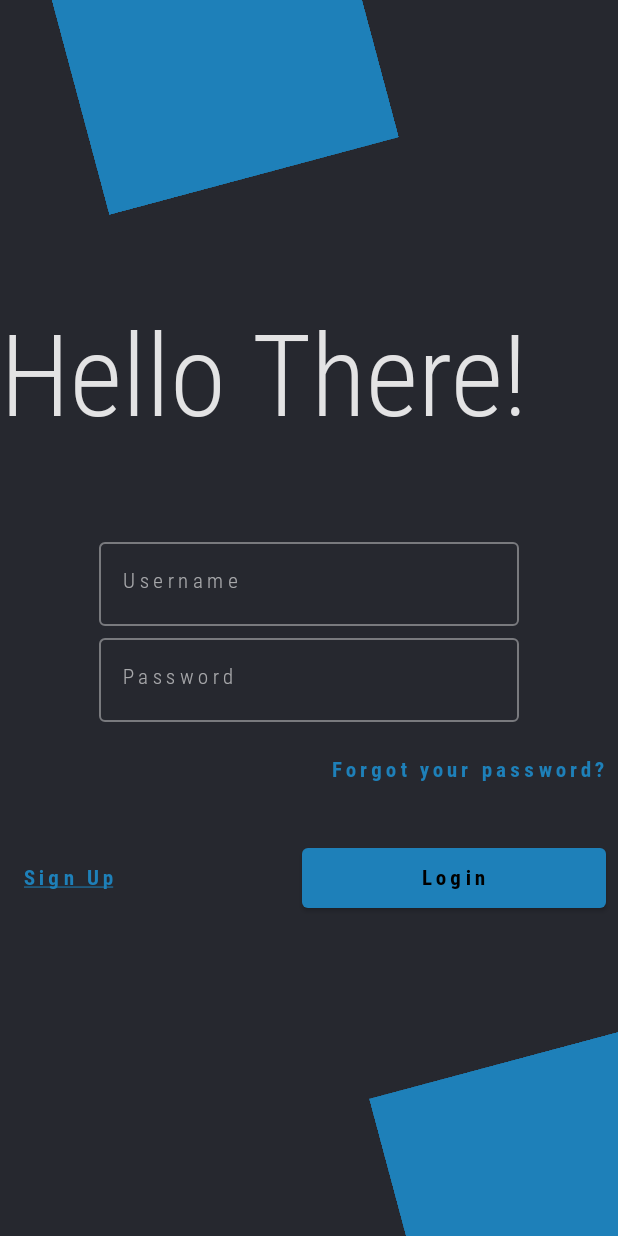
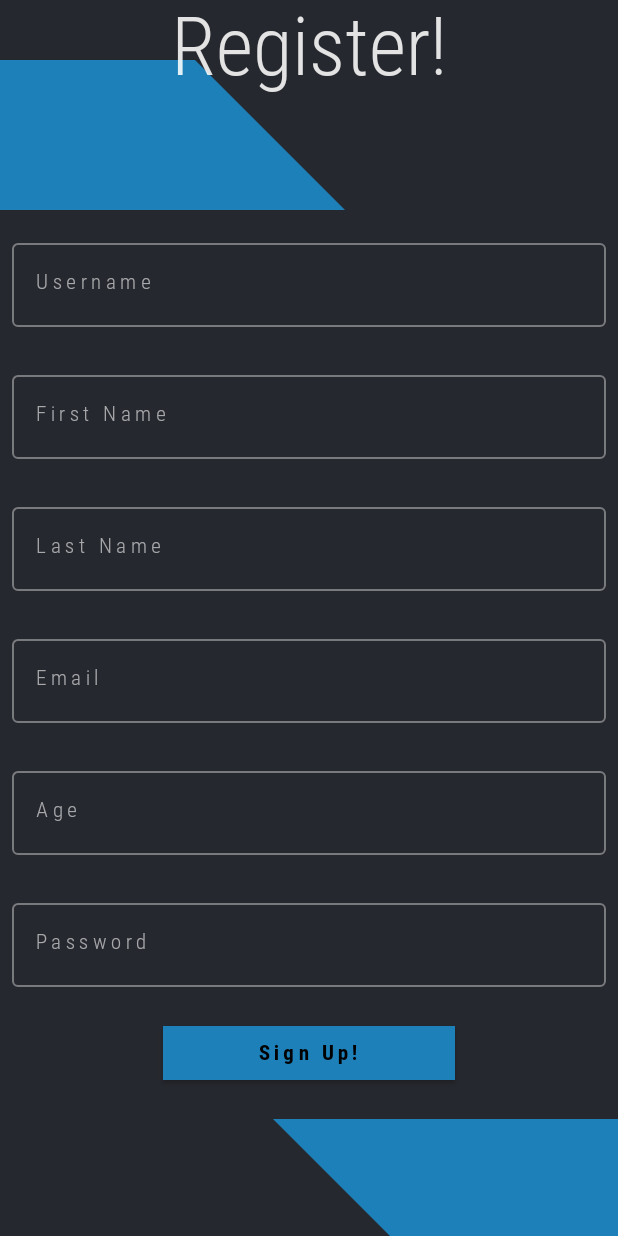
Before and after one commit to p0ppy-fl0w3r/hydro-bro, an Android app built with Jetpack Compose: the screen it shows after launch (MainActivity), after a tap on "Sign Up", on a phone screen of 412 x 824 dp. Run offline under Robolectric (Android 15) with nearby library versions, the phone set to English and light mode, and no system bars; our stand-ins replace Dagger/Hilt's generated code, Room's generated code, livedata-compose.

Commit message:
Create sign up screen.

```diff
--- a/app/src/main/java/com/fl0w3r/hydro/MainActivity.kt
+++ b/app/src/main/java/com/fl0w3r/hydro/MainActivity.kt
@@ -37,8 +37,8 @@ fun HydroApp() {
     HydroTheme {
         Scaffold(
             bottomBar = {
-                // Only show the top bar if you're not in login screen.
-                if (currentRoute != "login") {
+                // Only show the bottom bar if you're not in login or sign up screens.
+                if (currentRoute != "login" && currentRoute != "sign_up") {
                     val currentScreen = HydroScreen.fromRoute(currentRoute)
                     HydroTabRow(
                         allScreens = HydroScreen.values().toList(), onTabSelected = {
--- a/app/src/main/java/com/fl0w3r/hydro/navigation/HydroNavHost.kt
+++ b/app/src/main/java/com/fl0w3r/hydro/navigation/HydroNavHost.kt
@@ -13,6 +13,8 @@ import com.fl0w3r.core.hydro.ui.alarm.info.AlarmInfoScreen
 import com.fl0w3r.core.hydro.ui.overview.OverviewScreen
 import com.fl0w3r.core.hydro.ui.profile.ProfileScreen
 import com.fl0w3r.user.ui.login.LoginScreen
+import com.fl0w3r.user.ui.signup.SignUpPreview
+import com.fl0w3r.user.ui.signup.SignupScreen
 
 
 @Composable
@@ -25,12 +27,18 @@ fun HydroNavHost(
     ) {
         composable("login") {
             LoginScreen(onLoginUser = {
-
                 navController.navigate(HydroScreen.Overview.name) {
                     // Prevent navigating back to login screen if the user presses back button.
                     popUpTo(0)
                 }
-
+            },
+                onSignupClicked = {
+                    navController.navigate("sign_up")
+                })
+        }
+        composable("sign_up") {
+            SignupScreen(onSignupComplete = {
+                navController.navigate("login")
             })
         }
 
--- a/network/src/main/java/com/fl0w3r/network/ApiService.kt
+++ b/network/src/main/java/com/fl0w3r/network/ApiService.kt
@@ -1,6 +1,7 @@
 package com.fl0w3r.network
 
 import com.fl0w3r.model.LoginModel
+import com.fl0w3r.model.RegisterModel
 import com.fl0w3r.model.UserResponse
 import com.squareup.moshi.Moshi
 import com.squareup.moshi.kotlin.reflect.KotlinJsonAdapterFactory
@@ -12,7 +13,7 @@ import retrofit2.http.GET
 import retrofit2.http.Header
 import retrofit2.http.POST
 
-private const val BASE_URL = "http://192.168.1.64:5009/"
+private const val BASE_URL = "https://hydro.azurewebsites.net/"
 
 private val moshi = Moshi.Builder().add(KotlinJsonAdapterFactory()).build()
 
@@ -24,6 +25,9 @@ interface HydroApiService {
     @POST("api/Auth/login")
     suspend fun loginUser(@Body loginModel: LoginModel): UserResponse
 
+    @POST("api/Auth/register")
+    suspend fun registerUser(@Body loginModel: RegisterModel): UserResponse
+
     @GET("api/Auth/verify")
     suspend fun isTokenValid(@Header("Authorization") token: String): Boolean
 
--- a/user/src/main/java/com/fl0w3r/user/ui/login/LoginScreen.kt
+++ b/user/src/main/java/com/fl0w3r/user/ui/login/LoginScreen.kt
@@ -49,7 +49,8 @@ import com.fl0w3r.user.ui.login.state.TokenValid
 fun LoginScreen(
     modifier: Modifier = Modifier,
     viewModel: LoginViewModel = hiltViewModel(),
-    onLoginUser: () -> Unit
+    onLoginUser: () -> Unit,
+    onSignupClicked: () -> Unit
 ) {
 
     val tokenState by viewModel.tokenState.observeAsState(
@@ -75,7 +76,9 @@ fun LoginScreen(
         LoginBody(modifier = modifier, onLoginClick = {
             viewModel.resetErrorMessage(tokenState)
             viewModel.authenticateUser(it)
-        }, errorMessage = tokenState.errorMessage)
+        }, errorMessage = tokenState.errorMessage, onSignupClicked = {
+            onSignupClicked()
+        })
     }
 }
 
@@ -83,6 +86,7 @@ fun LoginScreen(
 fun LoginBody(
     modifier: Modifier = Modifier,
     onLoginClick: (LoginModel) -> Unit,
+    onSignupClicked: () -> Unit,
     errorMessage: String,
 ) {
     Column(modifier.fillMaxSize(), verticalArrangement = Arrangement.SpaceBetween) {
@@ -91,7 +95,7 @@ fun LoginBody(
         Text(text = "Hello There!", style = MaterialTheme.typography.h1)
         InputSection(onLoginClick = {
             onLoginClick(it)
-        }, errorMessage = errorMessage)
+        }, errorMessage = errorMessage, onSignupClicked = { onSignupClicked() })
 
         Column(
             modifier = Modifier.fillMaxWidth(),
@@ -127,6 +131,7 @@ fun DecorationBox(modifier: Modifier = Modifier, isEnd: Boolean = false) {
 fun InputSection(
     modifier: Modifier = Modifier,
     onLoginClick: (LoginModel) -> Unit,
+    onSignupClicked: () -> Unit,
     errorMessage: String,
 ) {
 
@@ -201,7 +206,7 @@ fun InputSection(
                 .padding(8.dp)
                 .fillMaxWidth(), horizontalArrangement = Arrangement.SpaceBetween
         ) {
-            TextButton(onClick = { /*TODO*/ }) {
+            TextButton(onClick = { onSignupClicked() }) {
                 Text(text = "Sign Up", textDecoration = TextDecoration.Underline)
             }
 
@@ -238,7 +243,7 @@ fun LoginScreenPreview() {
 
     HydroTheme {
         Surface() {
-            LoginBody(onLoginClick = {}, errorMessage = "Apples")
+            LoginBody(onLoginClick = {}, errorMessage = "Apples", onSignupClicked = {})
         }
     }
 
--- /dev/null
+++ b/user/src/main/java/com/fl0w3r/user/ui/signup/SignupScreen.kt
@@ -0,0 +1,289 @@
+package com.fl0w3r.user.ui.signup
+
+import androidx.compose.foundation.background
+import androidx.compose.foundation.layout.Arrangement
+import androidx.compose.foundation.layout.Box
+import androidx.compose.foundation.layout.Column
+import androidx.compose.foundation.layout.Row
+import androidx.compose.foundation.layout.Spacer
+import androidx.compose.foundation.layout.fillMaxSize
+import androidx.compose.foundation.layout.fillMaxWidth
+import androidx.compose.foundation.layout.height
+import androidx.compose.foundation.layout.offset
+import androidx.compose.foundation.layout.padding
+import androidx.compose.foundation.layout.size
+import androidx.compose.foundation.shape.CutCornerShape
+import androidx.compose.foundation.text.KeyboardOptions
+import androidx.compose.material.Button
+import androidx.compose.material.MaterialTheme
+import androidx.compose.material.OutlinedTextField
+import androidx.compose.material.Surface
+import androidx.compose.material.Text
+import androidx.compose.runtime.Composable
+import androidx.compose.runtime.getValue
+import androidx.compose.runtime.livedata.observeAsState
+import androidx.compose.ui.Modifier
+import androidx.compose.ui.draw.clip
+import androidx.compose.ui.graphics.RectangleShape
+import androidx.compose.ui.text.font.FontStyle
+import androidx.compose.ui.text.input.KeyboardType
+import androidx.compose.ui.tooling.preview.Preview
+import androidx.compose.ui.unit.dp
+import androidx.compose.ui.unit.sp
+import androidx.lifecycle.viewmodel.compose.viewModel
+import com.fl0w3r.core.ui.theme.HydroTheme
+import com.fl0w3r.user.ui.signup.state.SignupErrorState
+import com.fl0w3r.user.ui.signup.state.SignupState
+
+@Composable
+fun SignupScreen(
+    onSignupComplete: () -> Unit,
+    modifier: Modifier = Modifier,
+    signupViewModel: SignupViewModel = viewModel()
+) {
+
+    val signupState by signupViewModel.signupState.observeAsState(initial = SignupState())
+    val signupErrorState by signupViewModel.signupErrorState.observeAsState(initial = SignupErrorState())
+
+    SignupBody(
+        modifier = modifier,
+        signupState = signupState,
+        signupErrorState = signupErrorState,
+        onSignupClicked = {},
+        onStateChange = {
+            signupViewModel.onStateChange(it)
+        })
+}
+
+@Composable
+fun SignupBody(
+    signupState: SignupState,
+    signupErrorState: SignupErrorState,
+    onStateChange: (SignupState) -> Unit,
+    onSignupClicked: (SignupState) -> Unit,
+    modifier: Modifier = Modifier
+) {
+    Column(modifier.fillMaxSize(), verticalArrangement = Arrangement.SpaceBetween) {
+        Box {
+            DecorationBox()
+
+            Row(modifier = Modifier.fillMaxWidth(), horizontalArrangement = Arrangement.Center) {
+                Text(text = "Register!", style = MaterialTheme.typography.h1.copy(fontSize = 54.sp))
+            }
+        }
+
+        Spacer(modifier = Modifier.height(50.dp))
+
+        SignupForm(onSignupClicked = {
+            onSignupClicked(it)
+        }, signupState = signupState, signupErrorState = signupErrorState, onStateChange = {
+            onStateChange(it)
+        })
+
+        Spacer(modifier = Modifier.height(20.dp))
+
+
+
+        Row(modifier = Modifier.fillMaxWidth(), horizontalArrangement = Arrangement.End) {
+            DecorationBox(isEnd = true)
+        }
+    }
+}
+
+@Composable
+fun SignupForm(
+    signupState: SignupState,
+    signupErrorState: SignupErrorState,
+    onStateChange: (SignupState) -> Unit,
+    onSignupClicked: (SignupState) -> Unit,
+    modifier: Modifier = Modifier
+) {
+    Column(modifier = modifier.fillMaxWidth()) {
+        InputField(
+            value = signupState.username,
+            onValueChange = {
+                onStateChange(
+                    signupState.copy(
+                        username = it
+                    )
+                )
+            },
+            label = "Username",
+            placeholder = "Enter a username...",
+            error = signupErrorState.usernameError
+        )
+        InputField(
+            value = signupState.firstName,
+            onValueChange = {
+                onStateChange(
+                    signupState.copy(
+                        firstName = it
+                    )
+                )
+            },
+            label = "First Name",
+            placeholder = "Enter your first name...",
+            error = signupErrorState.firstNameError
+        )
+
+        InputField(
+            value = signupState.lastName,
+            onValueChange = {
+                onStateChange(
+                    signupState.copy(
+                        lastName = it
+                    )
+                )
+            },
+            label = "Last Name",
+            placeholder = "Enter your last name...",
+            error = signupErrorState.lastNameError
+        )
+        InputField(
+            value = signupState.email,
+            onValueChange = {
+                onStateChange(
+                    signupState.copy(
+                        email = it
+                    )
+                )
+            },
+            label = "Email",
+            placeholder = "Enter your email...",
+            error = signupErrorState.emailError,
+            keyboardType = KeyboardType.Email
+        )
+        InputField(
+            value = signupState.age?.toString() ?: "",
+            onValueChange = {
+                onStateChange(it.toIntOrNull()?.let { ageNum ->
+                    signupState.copy(
+                        age = ageNum
+                    )
+                } ?: signupState)
+            },
+            label = "Age",
+            placeholder = "Enter your age...",
+            error = signupErrorState.ageError,
+            keyboardType = KeyboardType.Number
+        )
+        InputField(
+            value = signupState.password,
+            onValueChange = {
+                onStateChange(
+                    signupState.copy(
+                        password = it
+                    )
+                )
+            },
+            label = "Password",
+            placeholder = "Enter a password...",
+            error = signupErrorState.passwordError,
+            keyboardType = KeyboardType.Password
+        )
+
+        SignupButton(onSignupClicked = {
+            onSignupClicked(signupState)
+        })
+
+    }
+}
+
+@Composable
+private fun SignupButton(modifier: Modifier = Modifier, onSignupClicked: () -> Unit) {
+    Row(modifier = modifier.fillMaxWidth(), horizontalArrangement = Arrangement.Center) {
+        Button(
+            onClick = { onSignupClicked() }, shape = RectangleShape
+        ) {
+            Text(text = "Sign Up!", modifier = Modifier.padding(horizontal = 48.dp))
+        }
+    }
+}
+
+@Composable
+private fun InputField(
+    value: String,
+    onValueChange: (String) -> Unit,
+    label: String,
+    placeholder: String,
+    modifier: Modifier = Modifier,
+    error: String = "",
+    keyboardType: KeyboardType = KeyboardType.Text
+) {
+    Column(modifier = modifier.padding(vertical = 4.dp, horizontal = 8.dp)) {
+        OutlinedTextField(value = value, onValueChange = {
+            onValueChange(it)
+        }, label = {
+            Text(text = label)
+        }, placeholder = {
+            Text(text = placeholder)
+        }, modifier = Modifier.fillMaxWidth(), keyboardOptions = KeyboardOptions(
+            keyboardType = keyboardType
+        )
+        )
+
+        Spacer(modifier = Modifier.height(2.dp))
+
+        Text(
+            text = error,
+            style = MaterialTheme.typography.caption,
+            color = MaterialTheme.colors.error,
+            fontStyle = FontStyle.Italic
+        )
+    }
+}
+
+@Composable
+fun DecorationBox(modifier: Modifier = Modifier, isEnd: Boolean = false) {
+    Box(
+        modifier = modifier
+            .offset(
+                y = if (isEnd) (0).dp else 40.dp
+            )
+            .size(
+                width = 230.dp, height = 100.dp
+            )
+            .clip(
+                if (isEnd) {
+                    CutCornerShape(bottomStart = 100.dp)
+                } else {
+                    CutCornerShape(topEnd = 100.dp)
+                }
+            )
+            .background(MaterialTheme.colors.primary)
+    )
+}
+
+@Preview
+@Composable
+fun SignUpPreview() {
+
+    val state = SignupState(
+        username = "Test",
+        firstName = "Test",
+        lastName = "Person",
+        email = "test@gmail.com",
+        password = "Apple",
+        age = 16
+    )
+
+    val errorState = SignupErrorState(
+        usernameError = "",
+        firstNameError = "",
+        lastNameError = "",
+        emailError = "",
+        passwordError = "",
+        ageError = "",
+    )
+
+    HydroTheme {
+        Surface() {
+            SignupBody(
+                signupErrorState = errorState,
+                signupState = state,
+                onStateChange = {},
+                onSignupClicked = {}
+            )
+        }
+    }
+}
--- /dev/null
+++ b/user/src/main/java/com/fl0w3r/user/ui/signup/SignupViewModel.kt
@@ -0,0 +1,27 @@
+package com.fl0w3r.user.ui.signup
+
+import androidx.lifecycle.LiveData
+import androidx.lifecycle.MutableLiveData
+import androidx.lifecycle.ViewModel
+import com.fl0w3r.network.HydroApi
+import com.fl0w3r.user.ui.signup.state.SignupErrorState
+import com.fl0w3r.user.ui.signup.state.SignupState
+
+
+
+class SignupViewModel : ViewModel() {
+    private val apiService = HydroApi.hydroApiService
+
+    private val _signupState = MutableLiveData<SignupState>()
+    val signupState: LiveData<SignupState>
+        get() = _signupState
+
+    private val _signupErrorState = MutableLiveData<SignupErrorState>()
+    val signupErrorState: LiveData<SignupErrorState>
+        get() = _signupErrorState
+
+    fun onStateChange(state: SignupState) {
+        _signupState.value = state
+    }
+
+}
--- /dev/null
+++ b/user/src/main/java/com/fl0w3r/user/ui/signup/state/SignupState.kt
@@ -0,0 +1,19 @@
+package com.fl0w3r.user.ui.signup.state
+
+data class SignupState(
+    val username: String = "",
+    val firstName: String = "",
+    val lastName: String = "",
+    val age: Int? = null,
+    val email: String = "",
+    val password: String = ""
+)
+
+data class SignupErrorState(
+    val usernameError: String = "",
+    val firstNameError: String = "",
+    val lastNameError: String = "",
+    val ageError: String = "",
+    val emailError: String = "",
+    val passwordError: String = ""
+)
```
Also changed, not shown: model/src/main/java/com/fl0w3r/model/RegisterModel.kt (added, +10 -0 lines).
